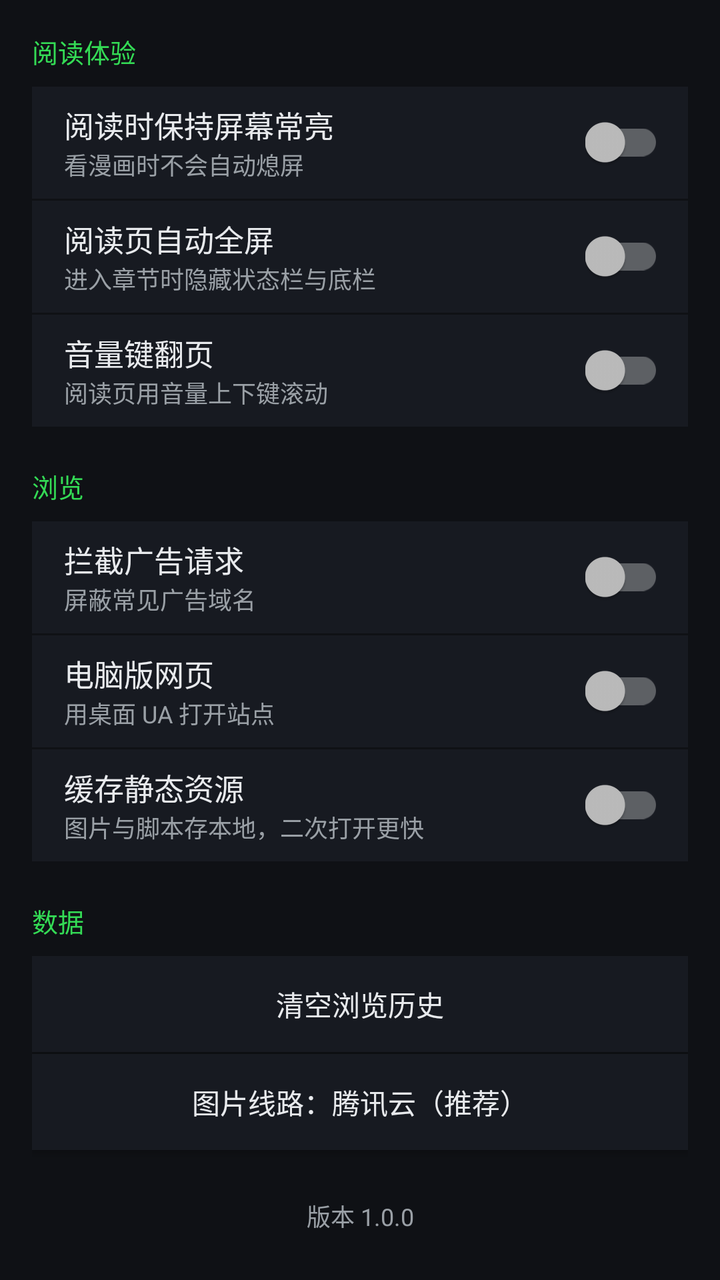
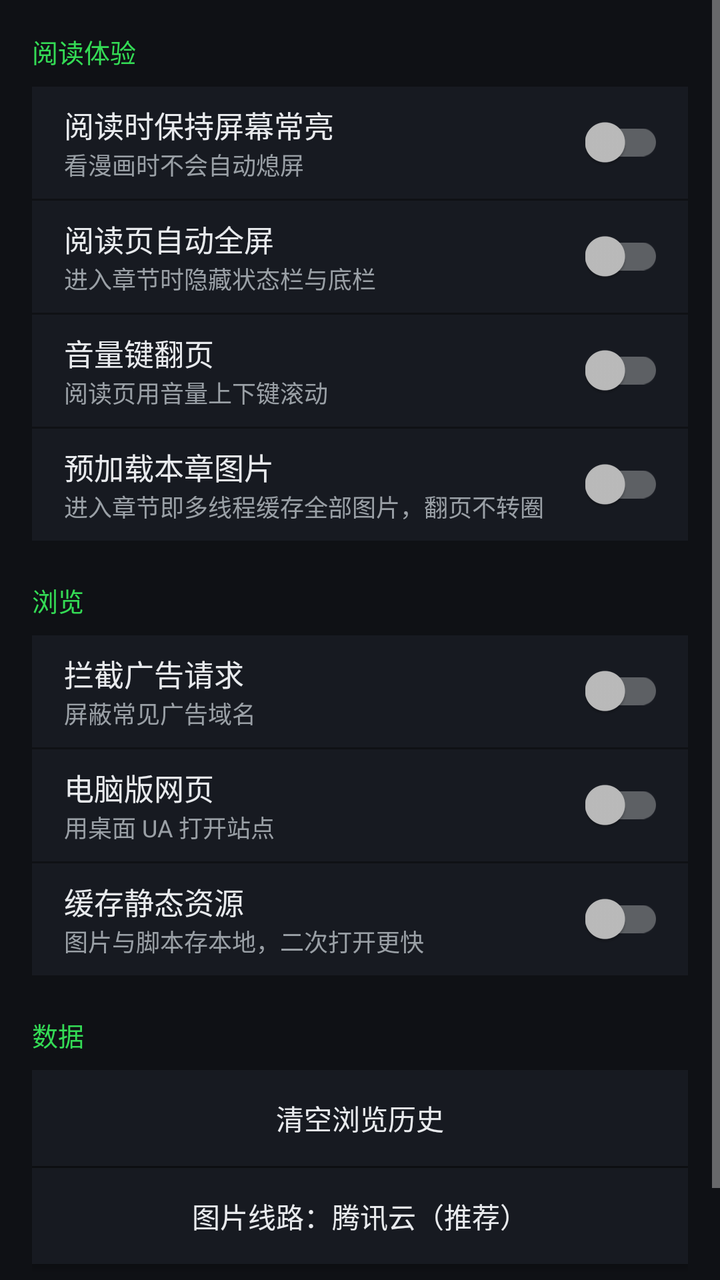

Two renders of the same Android screen: before a commit and after it. Below are the layout's source before the change and the commit's diff.
<!-- AndroidManifest.xml: application theme AppTheme -->
<!-- res/layout/activity_settings.xml -->
<?xml version="1.0" encoding="utf-8"?>
<ScrollView xmlns:android="http://schemas.android.com/apk/res/android"
    android:layout_width="match_parent"
    android:layout_height="match_parent"
    android:background="@color/bg">

    <LinearLayout
        android:layout_width="match_parent"
        android:layout_height="wrap_content"
        android:orientation="vertical"
        android:padding="16dp">

        <TextView
            android:layout_width="match_parent"
            android:layout_height="wrap_content"
            android:paddingBottom="8dp"
            android:text="阅读体验"
            android:textColor="@color/accent"
            android:textSize="13sp" />

        <LinearLayout
            android:layout_width="match_parent"
            android:layout_height="56dp"
            android:background="@color/surface"
            android:gravity="center_vertical"
            android:orientation="horizontal"
            android:paddingStart="16dp"
            android:paddingEnd="12dp">

            <LinearLayout
                android:layout_width="0dp"
                android:layout_height="wrap_content"
                android:layout_weight="1"
                android:orientation="vertical">

                <TextView
                    android:layout_width="wrap_content"
                    android:layout_height="wrap_content"
                    android:text="阅读时保持屏幕常亮"
                    android:textColor="@color/text"
                    android:textSize="15sp" />

                <TextView
                    android:layout_width="wrap_content"
                    android:layout_height="wrap_content"
                    android:text="看漫画时不会自动熄屏"
                    android:textColor="@color/text2"
                    android:textSize="12sp" />

            </LinearLayout>

            <androidx.appcompat.widget.SwitchCompat
                android:id="@+id/swKeep"
                android:layout_width="wrap_content"
                android:layout_height="wrap_content" />

        </LinearLayout>

        <LinearLayout
            android:layout_width="match_parent"
            android:layout_height="56dp"
            android:layout_marginTop="1dp"
            android:background="@color/surface"
            android:gravity="center_vertical"
            android:orientation="horizontal"
            android:paddingStart="16dp"
            android:paddingEnd="12dp">

            <LinearLayout
                android:layout_width="0dp"
                android:layout_height="wrap_content"
                android:layout_weight="1"
                android:orientation="vertical">

                <TextView
                    android:layout_width="wrap_content"
                    android:layout_height="wrap_content"
                    android:text="阅读页自动全屏"
                    android:textColor="@color/text"
                    android:textSize="15sp" />

                <TextView
                    android:layout_width="wrap_content"
                    android:layout_height="wrap_content"
                    android:text="进入章节时隐藏状态栏与底栏"
                    android:textColor="@color/text2"
                    android:textSize="12sp" />

            </LinearLayout>

            <androidx.appcompat.widget.SwitchCompat
                android:id="@+id/swImm"
                android:layout_width="wrap_content"
                android:layout_height="wrap_content" />

        </LinearLayout>

        <LinearLayout
            android:layout_width="match_parent"
            android:layout_height="56dp"
            android:layout_marginTop="1dp"
            android:background="@color/surface"
            android:gravity="center_vertical"
            android:orientation="horizontal"
            android:paddingStart="16dp"
            android:paddingEnd="12dp">

            <LinearLayout
                android:layout_width="0dp"
                android:layout_height="wrap_content"
                android:layout_weight="1"
                android:orientation="vertical">

                <TextView
                    android:layout_width="wrap_content"
                    android:layout_height="wrap_content"
                    android:text="音量键翻页"
                    android:textColor="@color/text"
                    android:textSize="15sp" />

                <TextView
                    android:layout_width="wrap_content"
                    android:layout_height="wrap_content"
                    android:text="阅读页用音量上下键滚动"
                    android:textColor="@color/text2"
                    android:textSize="12sp" />

            </LinearLayout>

            <androidx.appcompat.widget.SwitchCompat
                android:id="@+id/swVol"
                android:layout_width="wrap_content"
                android:layout_height="wrap_content" />

        </LinearLayout>

        <TextView
            android:layout_width="match_parent"
            android:layout_height="wrap_content"
            android:paddingBottom="8dp"
            android:paddingTop="20dp"
            android:text="浏览"
            android:textColor="@color/accent"
            android:textSize="13sp" />

        <LinearLayout
            android:layout_width="match_parent"
            android:layout_height="56dp"
            android:background="@color/surface"
            android:gravity="center_vertical"
            android:orientation="horizontal"
            android:paddingStart="16dp"
            android:paddingEnd="12dp">

            <LinearLayout
                android:layout_width="0dp"
                android:layout_height="wrap_content"
                android:layout_weight="1"
                android:orientation="vertical">

                <TextView
                    android:layout_width="wrap_content"
                    android:layout_height="wrap_content"
                    android:text="拦截广告请求"
                    android:textColor="@color/text"
                    android:textSize="15sp" />

                <TextView
                    android:layout_width="wrap_content"
                    android:layout_height="wrap_content"
                    android:text="屏蔽常见广告域名"
                    android:textColor="@color/text2"
                    android:textSize="12sp" />

            </LinearLayout>

            <androidx.appcompat.widget.SwitchCompat
                android:id="@+id/swAd"
                android:layout_width="wrap_content"
                android:layout_height="wrap_content" />

        </LinearLayout>

        <LinearLayout
            android:layout_width="match_parent"
            android:layout_height="56dp"
            android:layout_marginTop="1dp"
            android:background="@color/surface"
            android:gravity="center_vertical"
            android:orientation="horizontal"
            android:paddingStart="16dp"
            android:paddingEnd="12dp">

            <LinearLayout
                android:layout_width="0dp"
                android:layout_height="wrap_content"
                android:layout_weight="1"
                android:orientation="vertical">

                <TextView
                    android:layout_width="wrap_content"
                    android:layout_height="wrap_content"
                    android:text="电脑版网页"
                    android:textColor="@color/text"
                    android:textSize="15sp" />

                <TextView
                    android:layout_width="wrap_content"
                    android:layout_height="wrap_content"
                    android:text="用桌面 UA 打开站点"
                    android:textColor="@color/text2"
                    android:textSize="12sp" />

            </LinearLayout>

            <androidx.appcompat.widget.SwitchCompat
                android:id="@+id/swDesk"
                android:layout_width="wrap_content"
                android:layout_height="wrap_content" />

        </LinearLayout>

        <LinearLayout
            android:layout_width="match_parent"
            android:layout_height="56dp"
            android:layout_marginTop="1dp"
            android:background="@color/surface"
            android:gravity="center_vertical"
            android:orientation="horizontal"
            android:paddingStart="16dp"
            android:paddingEnd="12dp">

            <LinearLayout
                android:layout_width="0dp"
                android:layout_height="wrap_content"
                android:layout_weight="1"
                android:orientation="vertical">

                <TextView
                    android:layout_width="wrap_content"
                    android:layout_height="wrap_content"
                    android:text="缓存静态资源"
                    android:textColor="@color/text"
                    android:textSize="15sp" />

                <TextView
                    android:layout_width="wrap_content"
                    android:layout_height="wrap_content"
                    android:text="图片与脚本存本地，二次打开更快"
                    android:textColor="@color/text2"
                    android:textSize="12sp" />

            </LinearLayout>

            <androidx.appcompat.widget.SwitchCompat
                android:id="@+id/swCache"
                android:layout_width="wrap_content"
                android:layout_height="wrap_content" />

        </LinearLayout>

        <TextView
            android:layout_width="match_parent"
            android:layout_height="wrap_content"
            android:paddingBottom="8dp"
            android:paddingTop="20dp"
            android:text="数据"
            android:textColor="@color/accent"
            android:textSize="13sp" />

        <Button
            android:id="@+id/btnClearHistory"
            android:layout_width="match_parent"
            android:layout_height="48dp"
            android:background="@color/surface"
            android:text="清空浏览历史"
            android:textColor="@color/text"
            android:textSize="14sp" />

        <Button
            android:id="@+id/btnLine"
            android:layout_width="match_parent"
            android:layout_height="48dp"
            android:layout_marginTop="1dp"
            android:background="@color/surface"
            android:text="图片线路：腾讯云（推荐）"
            android:textColor="@color/text"
            android:textSize="14sp" />

        <TextView
            android:id="@+id/tvCrash"
            android:layout_width="match_parent"
            android:layout_height="wrap_content"
            android:layout_marginTop="16dp"
            android:textColor="@color/danger"
            android:textSize="13sp"
            android:visibility="gone" />

        <TextView
            android:id="@+id/tvVersion"
            android:layout_width="match_parent"
            android:layout_height="wrap_content"
            android:layout_marginTop="24dp"
            android:gravity="center"
            android:text="版本 1.0.0"
            android:textColor="@color/text2"
            android:textSize="12sp" />

    </LinearLayout>

</ScrollView>
<!-- resources referenced by this layout -->
<resources>
  <color name="accent">#FF34DB55</color>
  <color name="bg">#FF0F1115</color>
  <color name="danger">#FFE5484D</color>
  <color name="surface">#FF171A21</color>
  <color name="text">#FFE8EAED</color>
  <color name="text2">#FF9AA0A6</color>
  <style name="AppTheme" parent="Theme.AppCompat.NoActionBar">
          <item name="colorPrimary">@color/accent</item>
          <item name="colorPrimaryDark">@color/bg</item>
          <item name="colorAccent">@color/accent</item>
          <item name="android:windowBackground">@color/bg</item>
          <item name="android:statusBarColor">@android:color/transparent</item>
          <item name="android:navigationBarColor">@android:color/transparent</item>
          <item name="android:windowDrawsSystemBarBackgrounds">true</item>
          <item name="android:windowFullscreen">true</item>
          <item name="android:windowTranslucentStatus">false</item>
          <item name="android:windowTranslucentNavigation">false</item>
          <item name="android:windowContentOverlay">@null</item>
      </style>
</resources>

<!-- the commit's change to res/layout/activity_settings.xml (unified diff, before → after) -->
@@ -134,6 +134,45 @@
 
         </LinearLayout>
 
+        <LinearLayout
+            android:layout_width="match_parent"
+            android:layout_height="56dp"
+            android:layout_marginTop="1dp"
+            android:background="@color/surface"
+            android:gravity="center_vertical"
+            android:orientation="horizontal"
+            android:paddingStart="16dp"
+            android:paddingEnd="12dp">
+
+            <LinearLayout
+                android:layout_width="0dp"
+                android:layout_height="wrap_content"
+                android:layout_weight="1"
+                android:orientation="vertical">
+
+                <TextView
+                    android:layout_width="wrap_content"
+                    android:layout_height="wrap_content"
+                    android:text="预加载本章图片"
+                    android:textColor="@color/text"
+                    android:textSize="15sp" />
+
+                <TextView
+                    android:layout_width="wrap_content"
+                    android:layout_height="wrap_content"
+                    android:text="进入章节即多线程缓存全部图片，翻页不转圈"
+                    android:textColor="@color/text2"
+                    android:textSize="12sp" />
+
+            </LinearLayout>
+
+            <androidx.appcompat.widget.SwitchCompat
+                android:id="@+id/swPreload"
+                android:layout_width="wrap_content"
+                android:layout_height="wrap_content" />
+
+        </LinearLayout>
+
         <TextView
             android:layout_width="match_parent"
             android:layout_height="wrap_content"
